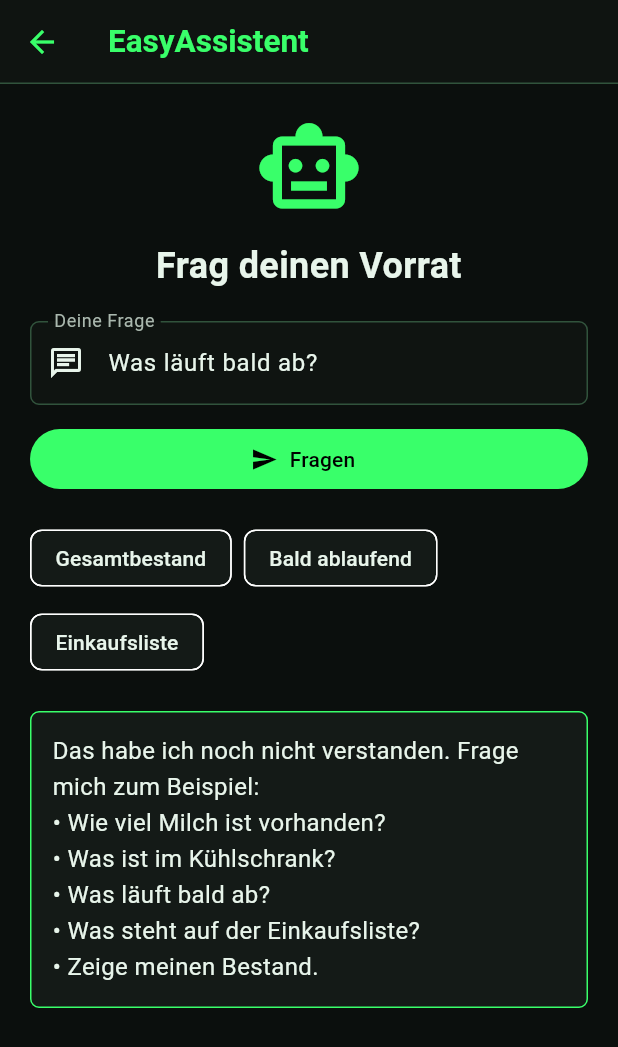
After one commit to HGReimer/EasyVorrat, a Flutter app: the AssistantScreen screen opened directly, after a tap on "Bald ablaufend", on a phone screen of 412 x 824 dp. The commit adds this screen. Shown: the top 1047 px of the screen. Run offline on Flutter 3.47's test engine with Material 3 defaults, Android fonts, the phone set to English and light mode, and no system bars; our stand-ins replace sqflite_common_ffi, sqflite_common_ffi_web; missing offline and left inert: mobile_scanner; accounts and stored records are empty.

Commit message:
EasyAssistent und Artikelbearbeitung ergänzt

```diff
--- /dev/null
+++ b/lib/screens/assistant_screen.dart
@@ -0,0 +1,232 @@
+import 'package:flutter/material.dart';
+
+import '../models/inventory_item.dart';
+import '../services/database_helper.dart';
+import '../theme/easy_vorrat_theme.dart';
+import '../widgets/easy_vorrat_widgets.dart';
+
+class AssistantScreen extends StatefulWidget {
+  const AssistantScreen({super.key});
+
+  @override
+  State<AssistantScreen> createState() => _AssistantScreenState();
+}
+
+class _AssistantScreenState extends State<AssistantScreen> {
+  final _questionController = TextEditingController();
+  String _answer =
+      'Hallo, ich bin dein EasyAssistent. Was möchtest du über deinen Vorrat wissen?';
+  bool _isLoading = false;
+
+  @override
+  void dispose() {
+    _questionController.dispose();
+    super.dispose();
+  }
+
+  String _amount(InventoryItem item) {
+    final quantity = item.quantity.trim();
+
+    if (quantity.isEmpty) return 'Menge nicht angegeben';
+    if (item.unit.trim().isEmpty) return quantity;
+
+    return '$quantity ${item.unit}';
+  }
+
+  String _formatDate(DateTime date) {
+    return '${date.day.toString().padLeft(2, '0')}.'
+        '${date.month.toString().padLeft(2, '0')}.'
+        '${date.year}';
+  }
+
+  String _itemLine(InventoryItem item) {
+    return '${item.name}: ${_amount(item)} – ${item.location}';
+  }
+
+  String _shoppingLine(InventoryItem item) {
+    final amount = item.shoppingQuantity.trim();
+    final shoppingAmount = amount.isEmpty
+        ? 'Menge nicht angegeben'
+        : item.unit.trim().isEmpty
+        ? amount
+        : '$amount ${item.unit}';
+
+    return '${item.name}: $shoppingAmount kaufen '
+        '– danach nach ${item.defaultLocation}';
+  }
+
+  Future<String> _createAnswer(String question) async {
+    final items = await DatabaseHelper.instance.getAllInventoryItems();
+    final shoppingItems = await DatabaseHelper.instance.getShoppingListItems();
+    final normalized = question.trim().toLowerCase();
+
+    if (normalized.contains('einkauf')) {
+      if (shoppingItems.isEmpty) {
+        return 'Die Einkaufsliste ist leer.';
+      }
+
+      return 'Auf der Einkaufsliste stehen:\n'
+          '${shoppingItems.map(_shoppingLine).join('\n')}';
+    }
+
+    if (normalized.contains('ablauf') ||
+        normalized.contains('mhd') ||
+        normalized.contains('haltbar')) {
+      final now = DateTime.now();
+      final today = DateTime(now.year, now.month, now.day);
+      final limit = today.add(const Duration(days: 7));
+
+      final expiring = items.where((item) {
+        final date = item.expiryDate;
+        return date != null && !date.isAfter(limit);
+      }).toList()..sort((a, b) => a.expiryDate!.compareTo(b.expiryDate!));
+
+      if (expiring.isEmpty) {
+        return 'In den nächsten sieben Tagen läuft kein Artikel ab.';
+      }
+
+      return 'Bald ablaufend oder bereits abgelaufen:\n'
+          '${expiring.map((item) {
+            return '${item.name}: ${_formatDate(item.expiryDate!)} '
+                '– ${item.location}';
+          }).join('\n')}';
+    }
+
+    final locations = items
+        .map((item) => item.location)
+        .where((location) => location.trim().isNotEmpty)
+        .toSet();
+
+    for (final location in locations) {
+      if (normalized.contains(location.toLowerCase())) {
+        final locationItems = items
+            .where((item) => item.location == location)
+            .toList();
+
+        if (locationItems.isEmpty) {
+          return 'Im Lagerort $location ist derzeit nichts eingetragen.';
+        }
+
+        return 'Im Lagerort $location befinden sich:\n'
+            '${locationItems.map(_itemLine).join('\n')}';
+      }
+    }
+
+    final matchingItems = items.where((item) {
+      return normalized.contains(item.name.toLowerCase());
+    }).toList();
+
+    if (matchingItems.isNotEmpty) {
+      return matchingItems.map(_itemLine).join('\n');
+    }
+
+    if (normalized.contains('bestand') ||
+        normalized.contains('vorrat') ||
+        normalized.contains('artikel') ||
+        normalized.contains('was haben wir')) {
+      if (items.isEmpty) {
+        return 'Der Bestand ist derzeit leer.';
+      }
+
+      return 'Aktueller Bestand – ${items.length} Artikel:\n'
+          '${items.map(_itemLine).join('\n')}';
+    }
+
+    return 'Das habe ich noch nicht verstanden. Frage mich zum Beispiel:\n'
+        '• Wie viel Milch ist vorhanden?\n'
+        '• Was ist im Kühlschrank?\n'
+        '• Was läuft bald ab?\n'
+        '• Was steht auf der Einkaufsliste?\n'
+        '• Zeige meinen Bestand.';
+  }
+
+  Future<void> _ask([String? suggestedQuestion]) async {
+    final question = suggestedQuestion ?? _questionController.text.trim();
+
+    if (question.isEmpty || _isLoading) return;
+
+    _questionController.text = question;
+
+    setState(() {
+      _isLoading = true;
+      _answer = 'Ich prüfe deinen Vorrat …';
+    });
+
+    final answer = await _createAnswer(question);
+
+    if (!mounted) return;
+
+    setState(() {
+      _answer = answer;
+      _isLoading = false;
+    });
+  }
+
+  @override
+  Widget build(BuildContext context) {
+    return Scaffold(
+      appBar: AppBar(title: const Text('EasyAssistent')),
+      body: ListView(
+        padding: const EdgeInsets.all(20),
+        children: [
+          const Icon(
+            Icons.smart_toy_outlined,
+            size: 72,
+            color: EasyVorratColors.green,
+          ),
+          const SizedBox(height: 12),
+          const Text(
+            'Frag deinen Vorrat',
+            textAlign: TextAlign.center,
+            style: TextStyle(fontSize: 24, fontWeight: FontWeight.bold),
+          ),
+          const SizedBox(height: 20),
+          TextField(
+            controller: _questionController,
+            textInputAction: TextInputAction.send,
+            onSubmitted: (_) => _ask(),
+            decoration: const InputDecoration(
+              labelText: 'Deine Frage',
+              hintText: 'z. B. Wie viel Milch ist vorhanden?',
+              prefixIcon: Icon(Icons.chat_outlined),
+              border: OutlineInputBorder(),
+            ),
+          ),
+          const SizedBox(height: 12),
+          FilledButton.icon(
+            onPressed: _isLoading ? null : () => _ask(),
+            icon: const Icon(Icons.send),
+            label: const Text('Fragen'),
+          ),
+          const SizedBox(height: 18),
+          Wrap(
+            spacing: 8,
+            runSpacing: 8,
+            children: [
+              ActionChip(
+                label: const Text('Gesamtbestand'),
+                onPressed: () => _ask('Zeige meinen Bestand'),
+              ),
+              ActionChip(
+                label: const Text('Bald ablaufend'),
+                onPressed: () => _ask('Was läuft bald ab?'),
+              ),
+              ActionChip(
+                label: const Text('Einkaufsliste'),
+                onPressed: () => _ask('Was steht auf der Einkaufsliste?'),
+              ),
+            ],
+          ),
+          const SizedBox(height: 22),
+          EasyVorratPanel(
+            borderColor: EasyVorratColors.green,
+            child: SelectableText(
+              _answer,
+              style: const TextStyle(fontSize: 16, height: 1.5),
+            ),
+          ),
+        ],
+      ),
+    );
+  }
+}
--- a/lib/services/database_helper.dart
+++ b/lib/services/database_helper.dart
@@ -272,7 +272,10 @@ class DatabaseHelper {
     }
 
     final db = await database;
-    final map = item.toMap()..remove('id');
+    final itemToUpdate = item.autoShoppingList && item.hasReachedMinimum
+        ? item.copyWith(isOnShoppingList: true)
+        : item;
+    final map = itemToUpdate.toMap()..remove('id');
 
     return db.update('items', map, where: 'id = ?', whereArgs: [id]);
   }
```
Also changed, not shown: lib/screens/add_item_screen.dart (+32 -4 lines), lib/screens/home_screen.dart (+16 -1 lines), lib/screens/location_screen.dart (+27 -0 lines).
